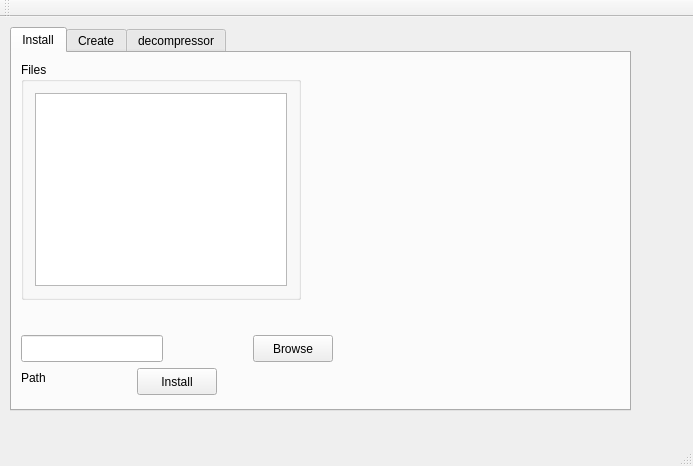
Qt form qinstall.ui (netpipe/QInstall) before a commit.
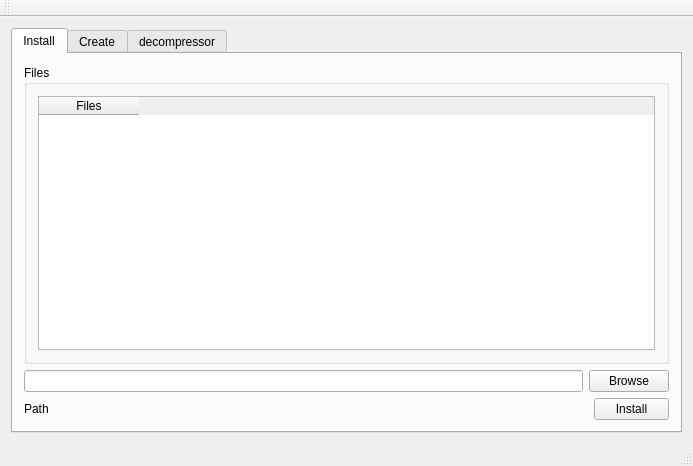
The same form after that commit. The open tabs and pages were chosen to show the change.

Patch:
```diff
--- a/qinstall.ui
+++ b/qinstall.ui
@@ -14,15 +14,9 @@
    <string>QInstall</string>
   </property>
   <widget class="QWidget" name="centralWidget">
+   <layout class="QVBoxLayout" name="verticalLayout_3">
+    <item>
    <widget class="QTabWidget" name="tabWidget">
-    <property name="geometry">
-     <rect>
-      <x>10</x>
-      <y>10</y>
-      <width>621</width>
-      <height>384</height>
-     </rect>
-    </property>
     <property name="currentIndex">
      <number>2</number>
     </property>
@@ -30,73 +24,70 @@
      <attribute name="title">
       <string>Install</string>
      </attribute>
+       <layout class="QVBoxLayout" name="verticalLayout_2">
+        <item>
      <widget class="QGroupBox" name="groupBox">
-      <property name="geometry">
-       <rect>
-        <x>9</x>
-        <y>9</y>
-        <width>280</width>
-        <height>238</height>
-       </rect>
-      </property>
       <property name="title">
        <string>Files</string>
       </property>
       <layout class="QGridLayout" name="gridLayout">
        <item row="0" column="0">
-        <widget class="QTreeView" name="treeView"/>
-       </item>
-      </layout>
-     </widget>
-     <widget class="QPushButton" name="installbtn">
-      <property name="geometry">
-       <rect>
-        <x>125</x>
-        <y>315</y>
-        <width>80</width>
-        <height>27</height>
-       </rect>
-      </property>
+            <widget class="QTableWidget" name="filelist">
+             <column>
       <property name="text">
-       <string>Install</string>
-      </property>
-     </widget>
-     <widget class="QLineEdit" name="lineEdit">
-      <property name="geometry">
-       <rect>
-        <x>9</x>
-        <y>282</y>
-        <width>142</width>
-        <height>27</height>
-       </rect>
-      </property>
-     </widget>
+               <string>Files</string>
+              </property>
+             </column>
+            </widget>
+           </item>
+          </layout>
+         </widget>
+        </item>
+        <item>
+         <layout class="QHBoxLayout" name="horizontalLayout">
+          <item>
+           <widget class="QLineEdit" name="lineEdit"/>
+          </item>
+          <item>
      <widget class="QPushButton" name="pushButton_2">
-      <property name="geometry">
-       <rect>
-        <x>241</x>
-        <y>282</y>
-        <width>80</width>
-        <height>27</height>
-       </rect>
-      </property>
       <property name="text">
        <string>Browse</string>
       </property>
      </widget>
+          </item>
+         </layout>
+        </item>
+        <item>
+         <layout class="QHBoxLayout" name="horizontalLayout_2">
+          <item>
      <widget class="QLabel" name="label">
-      <property name="geometry">
-       <rect>
-        <x>9</x>
-        <y>315</y>
-        <width>33</width>
-        <height>19</height>
-       </rect>
-      </property>
       <property name="text">
        <string>Path</string>
       </property>
      </widget>
+          </item>
+          <item>
+           <widget class="QPushButton" name="installbtn">
+            <property name="minimumSize">
+             <size>
+              <width>75</width>
+              <height>0</height>
+             </size>
+            </property>
+            <property name="maximumSize">
+             <size>
+              <width>75</width>
+              <height>16777215</height>
+             </size>
+            </property>
+            <property name="text">
+             <string>Install</string>
+            </property>
+           </widget>
+          </item>
+         </layout>
+        </item>
+       </layout>
     </widget>
     <widget class="QWidget" name="tab_2">
      <attribute name="title">
@@ -201,6 +192,8 @@
      </widget>
     </widget>
    </widget>
+    </item>
+   </layout>
   </widget>
   <widget class="QMenuBar" name="menuBar">
    <property name="geometry">
```
Left out of the diff: 44 changed lines with no effect on the pictures. Lines whose indentation alone changed are shown as unchanged.
